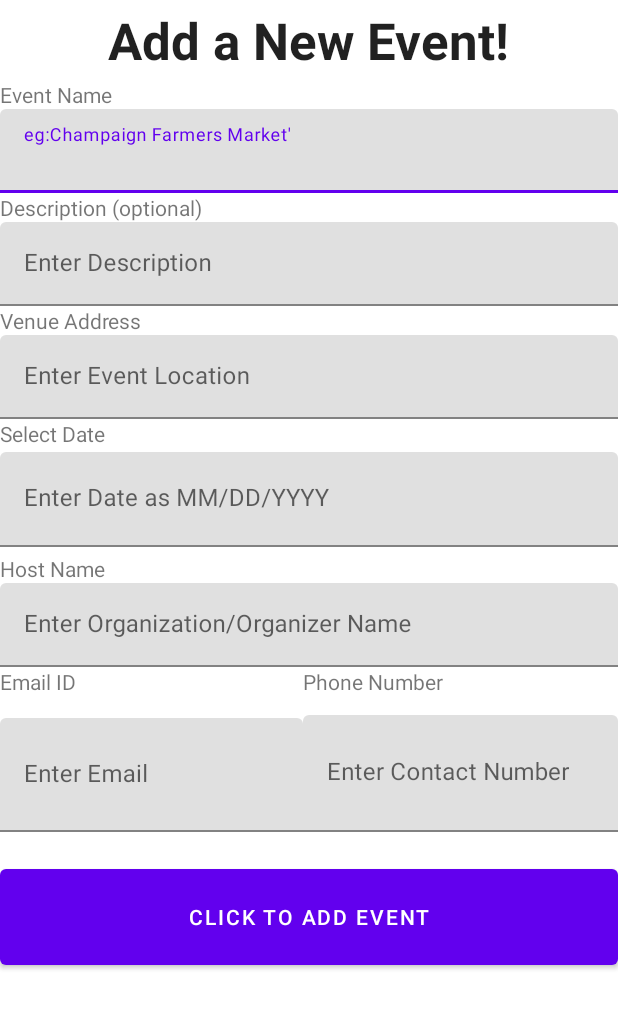
After one commit to niyateedesai/FarmersMarket, an Android app built with Jetpack Compose: the layout activity_add_event.xml on its own in the app's theme, with its tools: preview values and no code run, on a phone screen of 412 x 824 dp. The commit adds this screen. Shown: the top 1009 px of the screen. Run offline under Robolectric (Android 15) with nearby library versions, the phone set to English and light mode, and no system bars.

Commit message:
add event page added

```diff
--- /dev/null
+++ b/app/src/main/res/layout/activity_add_event.xml
@@ -0,0 +1,237 @@
+<?xml version="1.0" encoding="utf-8"?>
+<ScrollView xmlns:android="http://schemas.android.com/apk/res/android"
+    xmlns:app="http://schemas.android.com/apk/res-auto"
+    xmlns:tools="http://schemas.android.com/tools"
+    android:layout_width="match_parent"
+    android:layout_height="match_parent">
+
+    <LinearLayout
+        android:layout_width="match_parent"
+        android:layout_height="wrap_content"
+        android:orientation="vertical">
+
+        <LinearLayout
+            android:id="@+id/linearLayout2"
+            android:layout_width="match_parent"
+            android:layout_height="649dp"
+            android:orientation="vertical">
+
+            <LinearLayout
+                android:layout_width="match_parent"
+                android:layout_height="26dp"
+                android:layout_weight="0.2"
+                android:orientation="vertical">
+
+                <TextView
+                    android:id="@+id/textView"
+                    android:layout_width="411dp"
+                    android:layout_height="35dp"
+                    android:layout_weight="1"
+                    android:fontFamily="sans-serif"
+                    android:gravity="center"
+                    android:text="Add a New Event!"
+                    android:textAlignment="center"
+                    android:textAppearance="@style/TextAppearance.AppCompat.Large"
+                    android:textSize="34sp"
+                    android:textStyle="bold" />
+            </LinearLayout>
+
+
+            <LinearLayout
+                android:layout_width="match_parent"
+                android:layout_height="451dp"
+                android:layout_weight="0.5"
+                android:orientation="vertical">
+
+                <LinearLayout
+                    android:layout_width="match_parent"
+                    android:layout_height="wrap_content"
+                    android:layout_marginBottom="0dp"
+                    android:orientation="vertical">
+
+                    <TextView
+                        android:id="@+id/textView9"
+                        android:layout_width="match_parent"
+                        android:layout_height="wrap_content"
+                        android:text="Event Name" />
+
+                    <com.google.android.material.textfield.TextInputLayout
+                        android:layout_width="match_parent"
+                        android:layout_height="wrap_content">
+
+                        <com.google.android.material.textfield.TextInputEditText
+                            android:layout_width="match_parent"
+                            android:layout_height="match_parent"
+                            android:hint="eg:Champaign Farmers Market' " />
+                    </com.google.android.material.textfield.TextInputLayout>
+                </LinearLayout>
+
+                <LinearLayout
+                    android:layout_width="match_parent"
+                    android:layout_height="wrap_content"
+                    android:orientation="vertical">
+
+                    <TextView
+                        android:id="@+id/textView10"
+                        android:layout_width="match_parent"
+                        android:layout_height="wrap_content"
+                        android:text="Description (optional)" />
+
+                    <com.google.android.material.textfield.TextInputLayout
+                        android:layout_width="match_parent"
+                        android:layout_height="wrap_content">
+
+                        <com.google.android.material.textfield.TextInputEditText
+                            android:layout_width="match_parent"
+                            android:layout_height="wrap_content"
+                            android:hint="Enter Description" />
+                    </com.google.android.material.textfield.TextInputLayout>
+                </LinearLayout>
+
+                <LinearLayout
+                    android:layout_width="match_parent"
+                    android:layout_height="165dp"
+                    android:orientation="vertical">
+
+                    <TextView
+                        android:id="@+id/textView11"
+                        android:layout_width="match_parent"
+                        android:layout_height="wrap_content"
+                        android:text="Venue Address" />
+
+                    <com.google.android.material.textfield.TextInputLayout
+                        android:layout_width="match_parent"
+                        android:layout_height="wrap_content">
+
+                        <com.google.android.material.textfield.TextInputEditText
+                            android:layout_width="match_parent"
+                            android:layout_height="wrap_content"
+                            android:hint="Enter Event Location" />
+                    </com.google.android.material.textfield.TextInputLayout>
+
+                    <LinearLayout
+                        android:layout_width="match_parent"
+                        android:layout_height="85dp"
+                        android:orientation="vertical">
+
+                        <TextView
+                            android:id="@+id/idTVHeading"
+                            android:layout_width="match_parent"
+                            android:layout_height="22dp"
+                            android:text="Select Date" />
+
+                        <com.google.android.material.textfield.TextInputLayout
+                            android:layout_width="match_parent"
+                            android:layout_height="match_parent">
+
+                            <com.google.android.material.textfield.TextInputEditText
+                                android:layout_width="match_parent"
+                                android:layout_height="match_parent"
+                                android:hint="Enter Date as MM/DD/YYYY" />
+                        </com.google.android.material.textfield.TextInputLayout>
+
+                    </LinearLayout>
+                </LinearLayout>
+
+                <LinearLayout
+                    android:layout_width="match_parent"
+                    android:layout_height="164dp"
+                    android:layout_weight="0.2"
+                    android:orientation="vertical">
+
+                    <TextView
+                        android:id="@+id/txtvhostname"
+                        android:layout_width="match_parent"
+                        android:layout_height="wrap_content"
+                        android:text="Host Name" />
+
+                    <com.google.android.material.textfield.TextInputLayout
+                        android:layout_width="match_parent"
+                        android:layout_height="wrap_content">
+
+                        <com.google.android.material.textfield.TextInputEditText
+                            android:layout_width="match_parent"
+                            android:layout_height="wrap_content"
+                            android:hint="Enter Organization/Organizer Name" />
+                    </com.google.android.material.textfield.TextInputLayout>
+
+                    <LinearLayout
+                        android:layout_width="match_parent"
+                        android:layout_height="110dp"
+                        android:orientation="horizontal">
+
+                        <LinearLayout
+                            android:layout_width="202dp"
+                            android:layout_height="wrap_content"
+                            android:orientation="vertical">
+
+                            <TextView
+                                android:id="@+id/textView14"
+                                android:layout_width="match_parent"
+                                android:layout_height="34dp"
+                                android:layout_weight="1"
+                                android:text="Email ID" />
+
+                            <com.google.android.material.textfield.TextInputLayout
+                                android:layout_width="match_parent"
+                                android:layout_height="match_parent"
+                                android:layout_weight="1">
+
+                                <com.google.android.material.textfield.TextInputEditText
+                                    android:layout_width="match_parent"
+                                    android:layout_height="76dp"
+                                    android:hint="Enter Email" />
+                            </com.google.android.material.textfield.TextInputLayout>
+                        </LinearLayout>
+
+                        <LinearLayout
+                            android:layout_width="match_parent"
+                            android:layout_height="match_parent"
+                            android:orientation="vertical">
+
+                            <TextView
+                                android:id="@+id/textView15"
+                                android:layout_width="match_parent"
+                                android:layout_height="32dp"
+                                android:text="Phone Number" />
+
+                            <com.google.android.material.textfield.TextInputLayout
+                                android:layout_width="match_parent"
+                                android:layout_height="match_parent">
+
+                                <com.google.android.material.textfield.TextInputEditText
+                                    android:layout_width="match_parent"
+                                    android:layout_height="match_parent"
+                                    android:hint="Enter Contact Number" />
+                            </com.google.android.material.textfield.TextInputLayout>
+                        </LinearLayout>
+                    </LinearLayout>
+                </LinearLayout>
+
+            </LinearLayout>
+
+            <Button
+                android:id="@+id/button"
+                android:layout_width="match_parent"
+                android:layout_height="wrap_content"
+                android:layout_weight="0.2"
+                android:text="Click to Add Event" />
+
+        </LinearLayout>
+
+        <FrameLayout
+            android:layout_width="match_parent"
+            android:layout_height="82dp">
+
+            <com.google.android.material.bottomnavigation.BottomNavigationView
+                android:id="@+id/nav_view"
+                android:layout_width="match_parent"
+                android:layout_height="wrap_content"
+                android:layout_marginTop="610dp"
+                android:background="?android:attr/windowBackground"
+                app:menu="@menu/bottom_nav_menu" />
+
+        </FrameLayout>
+
+    </LinearLayout>
+</ScrollView>
--- a/app/src/main/res/layout/activity_main.xml
+++ b/app/src/main/res/layout/activity_main.xml
@@ -1,6 +1,7 @@
 <?xml version="1.0" encoding="utf-8"?>
 <androidx.constraintlayout.widget.ConstraintLayout xmlns:android="http://schemas.android.com/apk/res/android"
     xmlns:app="http://schemas.android.com/apk/res-auto"
+    xmlns:tools="http://schemas.android.com/tools"
     android:id="@+id/container"
     android:layout_width="match_parent"
     android:layout_height="match_parent"
@@ -30,4 +31,6 @@
         app:layout_constraintTop_toTopOf="parent"
         app:navGraph="@navigation/mobile_navigation" />
 
+
+
 </androidx.constraintlayout.widget.ConstraintLayout>
--- a/app/src/main/res/values/strings.xml
+++ b/app/src/main/res/values/strings.xml
@@ -3,4 +3,5 @@
     <string name="title_home">Home</string>
     <string name="title_dashboard">Dashboard</string>
     <string name="title_notifications">Notifications</string>
+    <string name="title_activity_add_event">add_event</string>
 </resources>
--- a/build.gradle.kts
+++ b/build.gradle.kts
@@ -1,4 +1,5 @@
 // Top-level build file where you can add configuration options common to all sub-projects/modules.
 plugins {
     id("com.android.application") version "8.1.2" apply false
+    id("org.jetbrains.kotlin.android") version "1.8.10" apply false
 }
```
Also changed, not shown: app/build.gradle.kts (+29 -0 lines), app/src/main/AndroidManifest.xml (+8 -3 lines), app/src/main/java/com/example/farmersmarket/ui/theme/Color.kt (added, +11 -0 lines), app/src/main/java/com/example/farmersmarket/ui/theme/Theme.kt (added, +69 -0 lines), app/src/main/java/com/example/farmersmarket/ui/theme/Type.kt (added, +34 -0 lines).
